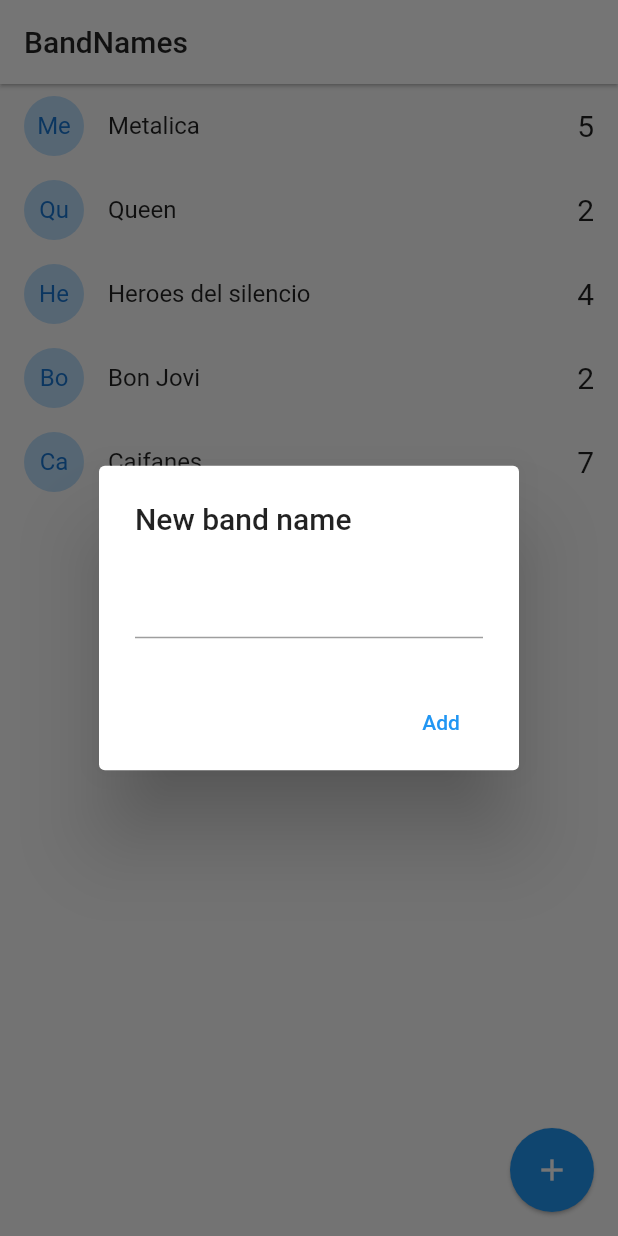
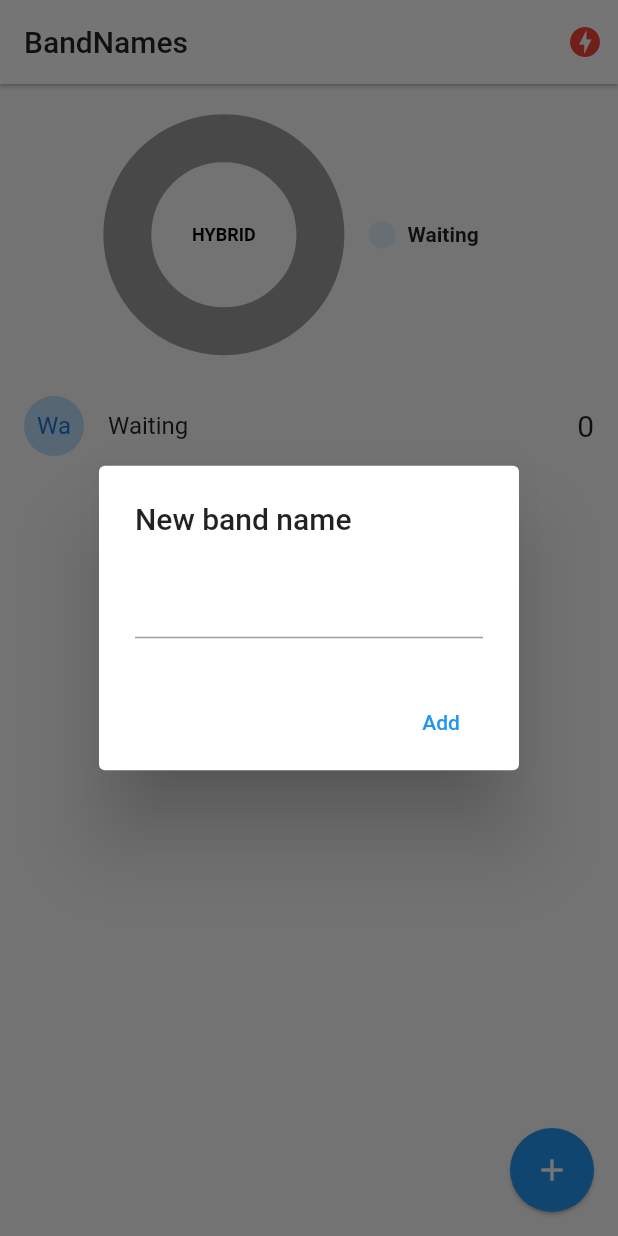
Before and after one commit to JosmiixD/flutter-bandnames-socket, a Flutter app: the screen it shows after launch, after a tap on the "add" icon, on a phone screen of 412 x 824 dp. Run offline on Flutter 3.47's test engine with Material 2 defaults, Android fonts, the phone set to English and light mode, and no system bars; drawn by our look-alikes of pie_chart; our stand-ins replace socket_io_client; network calls fail.

Commit message:
App terminada

```diff
--- a/lib/main.dart
+++ b/lib/main.dart
@@ -1,4 +1,7 @@
+import 'package:band_names/services/socket_service.dart';
 import 'package:flutter/material.dart';
+import 'package:provider/provider.dart';
+import 'package:band_names/pages/status.dart';
 import 'package:band_names/pages/home.dart';
 
 void main() => runApp(MyApp());
@@ -6,12 +9,19 @@ void main() => runApp(MyApp());
 class MyApp extends StatelessWidget {
   @override
   Widget build(BuildContext context) {
-    return MaterialApp(
-      title: 'Material App',
-      initialRoute: 'home',
-      routes: {
-        'home': ( _ ) => HomePage()
-      },
+    return MultiProvider(
+      providers: [
+        ChangeNotifierProvider(create: ( _ ) => SocketService() ,)
+      ],
+      child: MaterialApp(
+        debugShowCheckedModeBanner: false,
+        title: 'Material App',
+        initialRoute: 'home',
+        routes: {
+          'home'    : ( _ ) => HomePage(),
+          'status'  : ( _ ) => StatusPage()
+        },
+      ),
     );
   }
 }
--- a/lib/models/band.dart
+++ b/lib/models/band.dart
@@ -2,23 +2,23 @@
 
 class Band {
 
-  late String? id;
-  late String? name;
-  late int? votes;
+  late String id;
+  late String name;
+  late int votes;
 
 
   Band({
-    this.id,
-    this.name,
-    this.votes,
+    required this.id,
+    required this.name,
+    required this.votes,
   });
 
 
   factory Band.fromMap( Map<String, dynamic> obj )
     => Band(
-      id: obj['id'],
-      name: obj['name'],
-      votes: obj['votes']
+      id    : obj.containsKey('id') ? obj['id'] : 'no-id',
+      name  : obj.containsKey('name') ? obj['name'] : 'name',
+      votes : obj.containsKey('votes') ? obj['votes'] : 'votes',
     );
 
 }
--- a/lib/pages/home.dart
+++ b/lib/pages/home.dart
@@ -1,8 +1,11 @@
+import 'package:flutter/material.dart';
 import 'dart:io';
 
 import 'package:band_names/models/band.dart';
+import 'package:band_names/services/socket_service.dart';
 import 'package:flutter/cupertino.dart';
-import 'package:flutter/material.dart';
+import 'package:pie_chart/pie_chart.dart';
+import 'package:provider/provider.dart';
 
 
 class HomePage extends StatefulWidget {
@@ -14,25 +17,71 @@ class HomePage extends StatefulWidget {
 class _HomePageState extends State<HomePage> {
 
   List<Band> bands = [
-    Band( id: '1', name: 'Metalica', votes: 5),
-    Band( id: '2', name: 'Queen', votes: 2),
-    Band( id: '3', name: 'Heroes del silencio', votes: 4),
-    Band( id: '4', name: 'Bon Jovi', votes: 2),
-    Band( id: '5', name: 'Caifanes', votes: 7),
+    Band( id: '1', name: 'Waiting', votes: 0),
   ];
+
+
+  @override
+  void initState() {
+    final socketService = Provider.of<SocketService>(context, listen: false);
+
+    socketService.socket.on('active-bands', _handleActiveBands );
+
+    super.initState();
+  }
+
+  _handleActiveBands( dynamic payload ) {
+
+    this.bands = ( payload as List )
+
+        .map( (band) => Band.fromMap(band))
+        .toList();
+
+      setState(() {});
+
+  }
+
+  @override
+  void dispose() {
+    final socketService = Provider.of<SocketService>(context, listen: false);
+    socketService.socket.off('active-bands');
+    super.dispose();
+  }
 
   @override
   Widget build(BuildContext context) {
+
+    final socketService = Provider.of<SocketService>(context);
+
     return Scaffold(
       appBar: AppBar(
         title: Text('BandNames', style: TextStyle( color: Colors.black87)),
         backgroundColor: Colors.white,
         elevation: 1,
+        actions: <Widget>[
+          Container(
+            margin: EdgeInsets.only( right: 10 ),
+            child: ( socketService.serverStatus == ServerStatus.Online )
+                    ? Icon( Icons.check_circle, color: Colors.blue)
+                    : Icon( Icons.offline_bolt, color: Colors.red)
+
+
+          )
+        ],
       ),
-      body: ListView.builder(
+      body: Column(
+        children: <Widget>[
+
+          _showGraph(),
+
+          Expanded(
+            child: ListView.builder(
               itemCount: bands.length,
               itemBuilder: ( context, i ) => _bandTile( bands[i])
 
+            ),
+          ),
+        ],
       ),
       floatingActionButton: FloatingActionButton(
         child: Icon( Icons.add ),
@@ -43,12 +92,13 @@ class _HomePageState extends State<HomePage> {
   }
 
   Widget _bandTile( Band band ) {
+
+    final socketService = Provider.of<SocketService>(context, listen: false);
+
     return Dismissible(
-      key: Key( band.id! ),
+      key: Key( band.id ),
       direction: DismissDirection.startToEnd,
-      onDismissed: ( direction ) {
-        print('directgion: $direction');
-      },
+      onDismissed: ( direction ) => socketService.socket.emit('delete-band', { 'id' : band.id }),
       background: Container(
         padding: EdgeInsets.only( left: 22.0 ),
         color: Colors.red.shade100,
@@ -62,18 +112,17 @@ class _HomePageState extends State<HomePage> {
             ],
           )
         )
+
       ),
       child: ListTile(
         leading: CircleAvatar(
-          child: Text( band.name!.substring(0,2)),
+          child: Text( band.name.substring(0,2)),
           backgroundColor: Colors.blue[100],
         ),
-        title: Text( band.name! ),
+        title: Text( band.name ),
         trailing: Text('${ band.votes }', style: TextStyle( fontSize: 20 )),
 
-        onTap: (){
-          print( band.name );
-        },
+        onTap: () => socketService.socket.emit('vote-band', { 'id': band.id } ),
       ),
     );
   }
@@ -85,9 +134,7 @@ class _HomePageState extends State<HomePage> {
     if( Platform.isAndroid ) {
       return showDialog(
         context: context,
-        builder: ( context) {
-
-          return AlertDialog(
+        builder: ( _ ) =>  AlertDialog(
           title: Text('New band name'),
           content: TextField(
             controller: textController
@@ -100,17 +147,13 @@ class _HomePageState extends State<HomePage> {
               onPressed: () => addBandToList( textController.text )
             )
           ]
-          );
-
-        }
+        ),
       );
     }
 
     showCupertinoDialog(
       context: context,
-      builder: ( _ ) {
-
-        return CupertinoAlertDialog(
+      builder: ( _ ) => CupertinoAlertDialog(
           title: Text('New Band Name'),
           content: CupertinoTextField(
             controller: textController,
@@ -127,9 +170,7 @@ class _HomePageState extends State<HomePage> {
               onPressed: () => Navigator.pop(context)
             )
           ]
-        );
-
-      }
+        ),
     );
 
 
@@ -138,22 +179,69 @@ class _HomePageState extends State<HomePage> {
 
   void addBandToList( String name ) {
 
-
-    print(name);
-
-
     if( name.length > 1 ) {
-      //Podemos agregar
-      this.bands.add( new Band(id: DateTime.now().toString(), name: name, votes: 0 ) );
-      setState(() {
-
-      });
+      final socketService = Provider.of<SocketService>( context, listen: false );
+      socketService.socket.emit('add-band', { 'name': name });
     }
 
     Navigator.pop(context);
 
   }
 
+  //Grafica
+  Widget _showGraph() {
 
+    Map<String, double> dataMap = new Map();
+
+    for ( Band band in bands ) {
+
+      dataMap.putIfAbsent(band.name, () => band.votes.toDouble());
 
     }
+
+    final List<Color> colorList = [
+      Colors.blue.shade50,
+      Colors.blue.shade200,
+      Colors.pink.shade50,
+      Colors.pink.shade200,
+      Colors.yellow.shade50,
+      Colors.yellow.shade200
+    ];
+
+    // setState(() { });
+    return Container(
+      height: 200,
+      width: double.infinity,
+      padding: EdgeInsets.only( top: 1 ),
+      child: PieChart(
+        dataMap: dataMap,
+        animationDuration: Duration(milliseconds: 800),
+        chartLegendSpacing: 32,
+        chartRadius: MediaQuery.of(context).size.width / 3.2,
+        colorList: colorList,
+        initialAngleInDegree: 0,
+        chartType: ChartType.ring,
+        ringStrokeWidth: 32,
+        centerText: "HYBRID",
+        legendOptions: LegendOptions(
+          showLegendsInRow: false,
+          legendPosition: LegendPosition.right,
+          showLegends: true,
+          legendTextStyle: TextStyle(
+            fontWeight: FontWeight.bold,
+          ),
+        ),
+        chartValuesOptions: ChartValuesOptions(
+          showChartValueBackground: false,
+          showChartValues: true,
+          showChartValuesInPercentage: true,
+          showChartValuesOutside: false,
+          decimalPlaces: 0,
+        ),
+      ),
+    );
+    // return CircularProgressIndicator();
+
+  }
+
+}
--- /dev/null
+++ b/lib/pages/status.dart
@@ -0,0 +1,34 @@
+import 'package:band_names/services/socket_service.dart';
+import 'package:flutter/material.dart';
+import 'package:provider/provider.dart';
+
+
+class StatusPage extends StatelessWidget {
+
+  @override
+  Widget build(BuildContext context) {
+
+    final socketService = Provider.of<SocketService>(context);
+    // socketService.socket.emit(event);
+
+    return Scaffold(
+      body: Center(
+        child: Column(
+          mainAxisAlignment: MainAxisAlignment.center,
+          children: [
+            Text('Server Status: ${ socketService.serverStatus }'),
+          ],
+        ),
+     ),
+     floatingActionButton: FloatingActionButton(
+       child: Icon( Icons.message ),
+       onPressed: (){
+         socketService.socket.emit('emitir-mensaje-tarea', {
+           'Nombre': 'Josmar Salvador Marroquin Parra',
+           'Mensaje' : 'Hola desde Flutter'
+        });
+       }
+     ),
+   );
+  }
+}
--- /dev/null
+++ b/lib/services/socket_service.dart
@@ -0,0 +1,49 @@
+import 'package:flutter/material.dart';
+import 'package:socket_io_client/socket_io_client.dart' as IO;
+
+
+
+enum ServerStatus {
+  Online,
+  Offline,
+  Connecting,
+}
+
+class SocketService with ChangeNotifier{
+
+  ServerStatus _serverStatus = ServerStatus.Connecting;
+  late IO.Socket _socket;
+
+  ServerStatus get serverStatus => this._serverStatus;
+  IO.Socket get socket => this._socket;
+
+  SocketService() {
+
+    this._initConfig();
+
+  }
+
+  void _initConfig() {
+
+    // Dart client
+    this._socket = IO.io('http://192.168.0.13:3000/', {
+      'transports': ['websocket'],
+      'autoConnect': true
+    });
+
+    this._socket.onConnect((_) {
+      this._serverStatus = ServerStatus.Online;
+      notifyListeners();
+    });
+
+
+    this._socket.onDisconnect((_) {
+      this._serverStatus = ServerStatus.Offline;
+      notifyListeners();
+    });
+
+
+
+  }
+
+}
--- a/pubspec.yaml
+++ b/pubspec.yaml
@@ -28,6 +28,9 @@ dependencies:
   # The following adds the Cupertino Icons font to your application.
   # Use with the CupertinoIcons class for iOS style icons.
   cupertino_icons: ^1.0.2
+  provider: ^5.0.0
+  socket_io_client: ^1.0.0
+  pie_chart: ^5.0.0
 
 dev_dependencies:
   flutter_test:
```
Also changed, not shown: pubspec.lock, 1 other file. Lines whose indentation alone changed are shown as unchanged.
